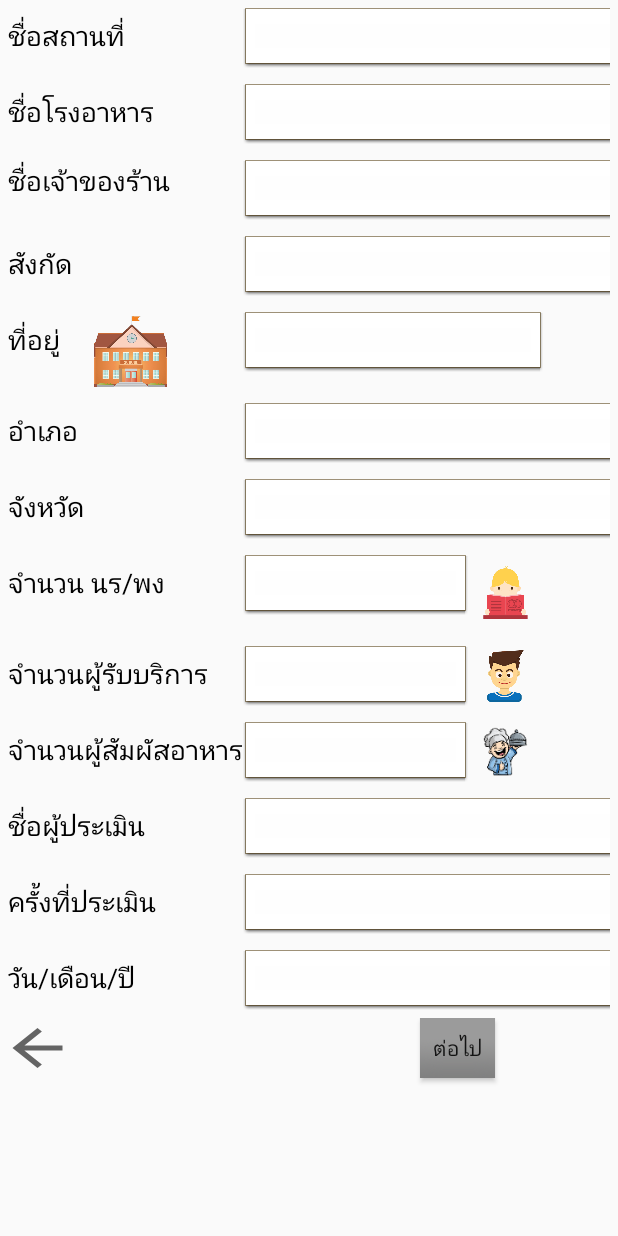
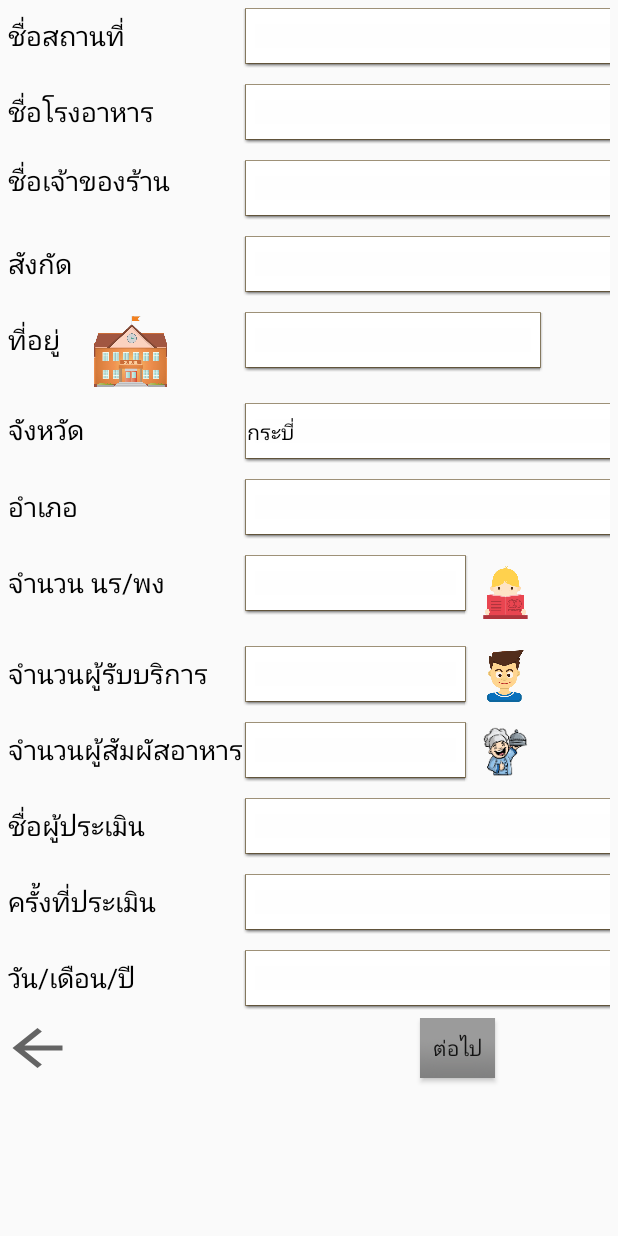
Before and after one commit to KieartbodinCha/andriod_assessment_project, an Android app: the screen it shows after launch (SchoolInfoActivity), after a tap on an icon or button, on a phone screen of 412 x 824 dp. Run offline under Robolectric (Android 15) with nearby library versions, the phone set to English and light mode, and no system bars.

Commit message:
Spinner for province

```diff
--- a/app/src/main/java/com/example/nook/assessment/activity/SchoolInfoActivity.java
+++ b/app/src/main/java/com/example/nook/assessment/activity/SchoolInfoActivity.java
@@ -6,11 +6,15 @@ import android.content.Intent;
 import android.os.Bundle;
 import android.util.Log;
 import android.view.View;
+import android.widget.AdapterView;
 import android.widget.EditText;
 import android.widget.RelativeLayout;
 import android.widget.ScrollView;
+import android.widget.Spinner;
+import android.widget.SpinnerAdapter;
 
 import com.example.nook.assessment.R;
+import com.example.nook.assessment.adapter.ProvinceSpinnerAdapter;
 import com.example.nook.assessment.manager.CFAS;
 
 public class SchoolInfoActivity extends Activity {
@@ -21,13 +25,16 @@ public class SchoolInfoActivity extends Activity {
     EditText departmentName;
     EditText addressName;
     EditText districtName;
-    EditText province;
+    Spinner province;
     EditText studentCount;
     EditText customerCount;
     EditText operationCount;
     EditText assessorName;
     EditText assessmentCount;
     EditText assessmentDate;
+
+    String provinceValue;
+
 
     @Override
     protected void onCreate(Bundle savedInstanceState) {
@@ -44,15 +51,31 @@ public class SchoolInfoActivity extends Activity {
         departmentName = (EditText) findViewById(R.id.departmentName);
         addressName = (EditText) findViewById(R.id.addressName);
         districtName = (EditText) findViewById(R.id.districtName);
-        province = (EditText) findViewById(R.id.province);
+        province = (Spinner) findViewById(R.id.province);
         studentCount = (EditText) findViewById(R.id.studentCount);
         customerCount = (EditText) findViewById(R.id.customerCount);
         operationCount = (EditText) findViewById(R.id.operationCount);
         assessorName = (EditText) findViewById(R.id.assessorName);
         assessmentCount = (EditText) findViewById(R.id.assessmentCount);
         assessmentDate = (EditText) findViewById(R.id.assessmentDate);
+        districtName.setEnabled(false);
 
 
+        SpinnerAdapter adapter = new ProvinceSpinnerAdapter(this,
+                android.R.layout.simple_spinner_item,
+                CFAS.getInstance().provinces);
+        province.setAdapter(adapter);
+        province.setOnItemSelectedListener(new AdapterView.OnItemSelectedListener() {
+            @Override
+            public void onItemSelected(AdapterView<?> parent, View view, int position, long id) {
+                provinceValue = (String) province.getSelectedItem();
+            }
+
+            @Override
+            public void onNothingSelected(AdapterView<?> parent) {
+
+            }
+        });
     }
 
     public void onClickNextFromMain(View view) {
@@ -69,6 +92,7 @@ public class SchoolInfoActivity extends Activity {
         startActivity(intent);
     }
 
+
     private void saveState() {
 
         CFAS.getInstance().getSchool().setPlaceName(placeName.getText().toString());
@@ -76,7 +100,7 @@ public class SchoolInfoActivity extends Activity {
         CFAS.getInstance().getSchool().setOwnerName(ownerName.getText().toString());
         CFAS.getInstance().getSchool().setDepartmentName(departmentName.getText().toString());
         CFAS.getInstance().getSchool().setDistrict(districtName.getText().toString());
-        CFAS.getInstance().getSchool().setProvince(province.getText().toString());
+        CFAS.getInstance().getSchool().setProvince(provinceValue != null ? provinceValue : null);
         CFAS.getInstance().getSchool().setAddressName(addressName.getText().toString());
         CFAS.getInstance().getSchool().setStudentCount(studentCount.getText().toString());
         CFAS.getInstance().getSchool().setCustomerCount(customerCount.getText().toString());
@@ -87,4 +111,5 @@ public class SchoolInfoActivity extends Activity {
 
     }
 
+
 }
--- /dev/null
+++ b/app/src/main/java/com/example/nook/assessment/adapter/ProvinceSpinnerAdapter.java
@@ -0,0 +1,66 @@
+package com.example.nook.assessment.adapter;
+
+import android.content.Context;
+import android.graphics.Color;
+import android.view.View;
+import android.view.ViewGroup;
+import android.widget.ArrayAdapter;
+import android.widget.TextView;
+
+/**
+ * Created by kieartbodin on 9/13/2017 AD.
+ */
+public class ProvinceSpinnerAdapter extends ArrayAdapter<String> {
+
+    // Your sent context
+    private Context context;
+    // Your custom values for the spinner (User)
+    private String[] values;
+
+    public ProvinceSpinnerAdapter(Context context, int textViewResourceId,
+                                  String[] values) {
+        super(context, textViewResourceId, values);
+        this.context = context;
+        this.values = values;
+    }
+
+    public int getCount() {
+        return values.length;
+    }
+
+    public String getItem(int position) {
+        return values[position];
+    }
+
+    public long getItemId(int position) {
+        return position;
+    }
+
+
+    // And the "magic" goes here
+    // This is for the "passive" state of the spinner
+    @Override
+    public View getView(int position, View convertView, ViewGroup parent) {
+        // I created a dynamic TextView here, but you can reference your own  custom layout for each spinner item
+        TextView label = new TextView(context);
+        label.setTextColor(Color.BLACK);
+        // Then you can get the current item using the values array (Users array) and the current position
+        // You can NOW reference each method you has created in your bean object (User class)
+        label.setText(values[position]);
+
+        // And finally return your dynamic (or custom) view for each spinner item
+        return label;
+    }
+
+    // And here is when the "chooser" is popped up
+    // Normally is the same view, but you can customize it if you want
+    @Override
+    public View getDropDownView(int position, View convertView,
+                                ViewGroup parent) {
+        TextView label = new TextView(context);
+        label.setTextColor(Color.BLACK);
+        label.setText(values[position]);
+
+        return label;
+    }
+}
--- a/app/src/main/java/com/example/nook/assessment/manager/CFAS.java
+++ b/app/src/main/java/com/example/nook/assessment/manager/CFAS.java
@@ -1,7 +1,6 @@
 package com.example.nook.assessment.manager;
 
 import com.example.nook.assessment.model.School;
-import com.example.nook.assessment.model.SimpleModel;
 
 
 /**
@@ -11,18 +10,16 @@ public class CFAS {
 //public class CFAS extends AppCompatActivity {
 
     //TODO: Change WebURL
-    public static final String END_POINT = "http://172.23.248.130:8888/api_assessment_project/";
-
+    public static final String END_POINT = "http://172.23.248.110:8888/api_assessment_project/";
+    public static String[] provinces = {"กระบี่", "กรุงเทพมหานคร", "กาญจนบุรี", "กาฬสินธุ์", "กำแพงเพชร", "ขอนแก่น", "จันทบุรี", "ฉะเชิงเทรา", "ชลบุรี", "ชัยนาท", "ชัยภูมิ", "ชุมพร", "เชียงราย", "เชียงใหม่", "ตรัง", "ตราด", "ตาก", "นครนายก", "นครปฐม", "นครพนม", "นครราชสีมา", "นครศรีธรรมราช", "นครสวรรค์", "นนทบุรี", "นราธิวาส", "น่าน", "บึงกาฬ", "บุรีรัมย์", "ปทุมธานี", "ประจวบคีรีขันธ์", "ปราจีนบุรี", "ปัตตานี", "พะเยา", "พังงา", "พัทลุง", "พิจิตร", "พิษณุโลก", "เพชรบุรี", "เพชรบูรณ์", "แพร่", "ภูเก็ต", "มหาสารคาม", "มุกดาหาร", "แม่ฮ่องสอน", "ยโสธร", "ยะลา", "ร้อยเอ็ด", "ระนอง", "ระยอง", "ราชบุรี", "ลพบุรี", "ลำปาง", "ลำพูน", "เลย", "ศรีสะเกษ", "สกลนคร", "สงขลา", "สตูล", "สมุทรปราการ", "สมุทรสงคราม", "สมุทรสาคร", "สระแก้ว", "สระบุรี", "สิงห์บุรี", "สุโขทัย", "สุพรรณบุรี", "สุราษฎร์ธานี", "สุรินทร์", "หนองคาย", "หนองบัวลำภู", "อยุธยา", "อ่างทอง", "อำนาจเจริญ", "อุดรธานี", "อุตรดิตถ์", "อุทัยธานี", "อุบลราชธานี"};
     private static CFAS instance;
-    public SimpleModel[] provinces;
-    public SimpleModel[] amphurs;
-
     private School school;
 
     public CFAS() {
         if (school == null) {
             school = new School();
         }
+        instance = this;
     }
 
     public static CFAS getInstance() {
--- a/app/src/main/java/com/example/nook/assessment/model/SimpleModel.java
+++ /dev/null
@@ -1,7 +0,0 @@
-package com.example.nook.assessment.model;
-
-/**
- * Created by kieartbodin on 9/13/2017 AD.
- */
-public class SimpleModel {
-}
--- a/app/src/main/res/layout/activity_school_main.xml
+++ b/app/src/main/res/layout/activity_school_main.xml
@@ -144,6 +144,41 @@
             android:layout_height="match_parent"
             android:padding="5dip">
 
+
+            <TextView
+                android:id="@+id/provinceLabel"
+
+                android:layout_height="wrap_content"
+                android:text="จังหวัด"
+                android:textColor="#000000"
+                android:textSize="18sp" />
+
+
+            <Spinner
+                android:id="@+id/province"
+
+                android:layout_height="40dp"
+                android:background="@android:drawable/editbox_dropdown_light_frame"
+                android:textColor="#000000"
+                android:textSize="18sp">
+                <!--android:layout_width="match_parent"-->
+
+            </Spinner>
+
+            <!--<EditText-->
+            <!--android:id="@+id/province"-->
+            <!--android:layout_width="match_parent"-->
+            <!--android:layout_height="40dp"-->
+            <!--android:background="@android:drawable/editbox_dropdown_light_frame"-->
+            <!--android:textColor="#000000"-->
+            <!--android:textSize="18sp" />-->
+        </TableRow>
+
+        <TableRow
+            android:layout_width="match_parent"
+            android:layout_height="match_parent"
+            android:padding="5dip">
+
             <TextView
                 android:id="@+id/districtNameLabel"
                 android:layout_width="wrap_content"
@@ -152,35 +187,17 @@
                 android:textColor="#000000"
                 android:textSize="18sp" />
 
+
             <EditText
                 android:id="@+id/districtName"
                 android:layout_width="match_parent"
                 android:layout_height="40dp"
                 android:background="@android:drawable/editbox_dropdown_light_frame"
                 android:inputType="textPersonName" />
+
+
         </TableRow>
 
-        <TableRow
-            android:layout_width="match_parent"
-            android:layout_height="match_parent"
-            android:padding="5dip">
-
-            <TextView
-                android:id="@+id/provinceLabel"
-                android:layout_width="match_parent"
-                android:layout_height="wrap_content"
-                android:text="จังหวัด"
-                android:textColor="#000000"
-                android:textSize="18sp" />
-
-            <EditText
-                android:id="@+id/province"
-                android:layout_width="match_parent"
-                android:layout_height="40dp"
-                android:background="@android:drawable/editbox_dropdown_light_frame"
-                android:textColor="#000000"
-                android:textSize="18sp" />
-        </TableRow>
 
         <TableRow
             android:layout_width="match_parent"
```
